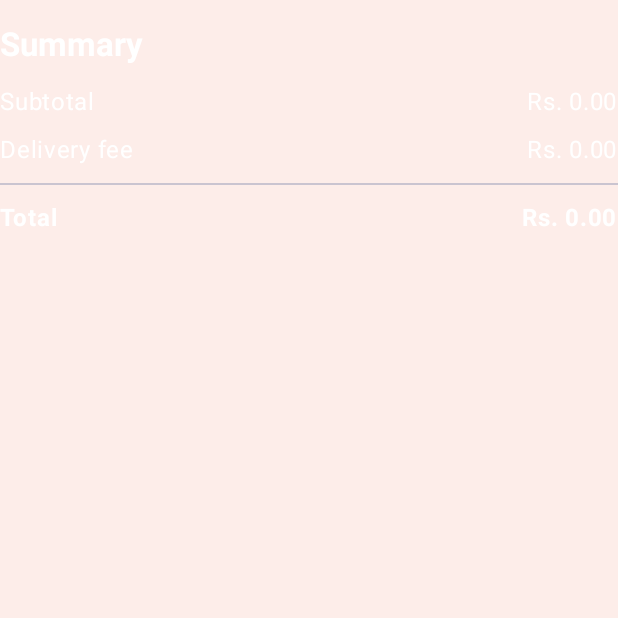
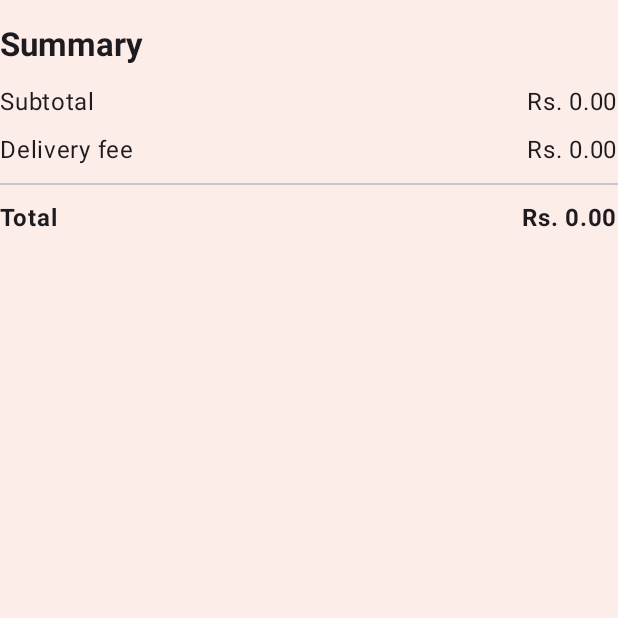
Before and after one commit to Bihangi/MAD_Blisscakes, an Android app built with Jetpack Compose: the composable SummarySection called with empty values, on a phone screen of 412 x 824 dp, the top half of it. Run offline under Robolectric (Android 15) with nearby library versions, the phone set to English and light mode, and no system bars.

Commit message:
Fixed an error

```diff
--- a/app/src/main/java/com/example/blisscakes/pages/CartPage.kt
+++ b/app/src/main/java/com/example/blisscakes/pages/CartPage.kt
@@ -3,6 +3,7 @@ package com.example.blisscakes.pages
 import android.content.res.Configuration
 import androidx.compose.foundation.Image
 import androidx.compose.foundation.background
+import androidx.compose.foundation.isSystemInDarkTheme
 import androidx.compose.foundation.layout.*
 import androidx.compose.foundation.rememberScrollState
 import androidx.compose.foundation.shape.RoundedCornerShape
@@ -18,6 +19,7 @@ import androidx.compose.ui.platform.LocalConfiguration
 import androidx.compose.ui.res.painterResource
 import androidx.compose.ui.text.font.FontWeight
 import androidx.compose.ui.unit.dp
+import androidx.compose.runtime.Composable
 import androidx.navigation.NavHostController
 import com.example.blisscakes.DataClasses.CartItems
 import com.example.blisscakes.R
@@ -27,7 +29,6 @@ import kotlinx.coroutines.launch
 
 @Composable
 fun CartPage(navController: NavHostController) {
-    // Sample cart items
     val cartItems = remember {
         mutableStateListOf(
             CartItems(1, "Lemon Cake", 1, 1200.0, R.drawable.lemon),
@@ -36,14 +37,14 @@ fun CartPage(navController: NavHostController) {
     }
 
     val deliveryFee = 500.0
-
-    // Calculate subtotal and total amount including delivery fee
     val subtotal = cartItems.sumOf { it.price * it.quantity }
     val total = subtotal + deliveryFee
     val orientation = LocalConfiguration.current.orientation
-
     val snackbarHostState = remember { SnackbarHostState() }
     val scope = rememberCoroutineScope()
+
+    val isDarkTheme = isSystemInDarkTheme()
+    val titleColor = if (isDarkTheme) Color.White else MaterialTheme.colorScheme.onBackground
 
     Column(
         modifier = Modifier
@@ -61,14 +62,13 @@ fun CartPage(navController: NavHostController) {
                 text = "My Cart",
                 style = MaterialTheme.typography.headlineMedium,
                 fontWeight = FontWeight.Bold,
-                color = Color.White,
+                color = titleColor,
                 modifier = Modifier
                     .padding(vertical = 16.dp)
                     .align(Alignment.CenterHorizontally)
             )
 
             Column(modifier = Modifier.padding(horizontal = 16.dp)) {
-                // Display each cart item in a card
                 cartItems.forEach { item ->
                     Card(
                         modifier = Modifier
@@ -78,7 +78,6 @@ fun CartPage(navController: NavHostController) {
                         elevation = CardDefaults.cardElevation(4.dp),
                         colors = CardDefaults.cardColors(containerColor = Color(0xFFFFE4E1))
                     ) {
-                        // Use different layouts based on orientation
                         if (orientation == Configuration.ORIENTATION_PORTRAIT) {
                             CartItemRowPortrait(item, { delta ->
                                 item.quantity = (item.quantity + delta).coerceAtLeast(1)
@@ -91,10 +90,8 @@ fun CartPage(navController: NavHostController) {
                     }
                 }
 
-                // Show order summary
                 SummarySection(subtotal, deliveryFee, total)
 
-                // Buttons for clearing cart and proceeding to checkout
                 Row(
                     modifier = Modifier
                         .fillMaxWidth()
@@ -113,7 +110,7 @@ fun CartPage(navController: NavHostController) {
                                 snackbarHostState.showSnackbar("Order placed successfully!")
                                 delay(1500)
                                 navController.navigate("products") {
-                                    popUpTo("cart") { inclusive = true } // Clear cart page from backstack
+                                    popUpTo("cart") { inclusive = true }
                                 }
                             }
                         },
@@ -132,7 +129,6 @@ fun CartPage(navController: NavHostController) {
                 .padding(8.dp)
         )
 
-        // Bottom navigation bar of the app
         BottomNavigationBar(navController = navController)
     }
 }
@@ -189,7 +185,6 @@ fun CartItemRowLandscape(item: CartItems, onQuantityChange: (Int) -> Unit, onRem
     }
 }
 
-// Controls for incrementing/decrementing quantity
 @Composable
 fun QuantityControls(quantity: Int, onQuantityChange: (Int) -> Unit) {
     Row(
@@ -217,9 +212,11 @@ fun QuantityControls(quantity: Int, onQuantityChange: (Int) -> Unit) {
     }
 }
 
-// Summary section showing subtotal, delivery fee and total
 @Composable
 fun SummarySection(subtotal: Double, delivery: Double, total: Double) {
+    val isDarkTheme = isSystemInDarkTheme()
+    val textColor = if (isDarkTheme) Color.White else MaterialTheme.colorScheme.onBackground
+
     Column(
         modifier = Modifier
             .fillMaxWidth()
@@ -229,19 +226,19 @@ fun SummarySection(subtotal: Double, delivery: Double, total: Double) {
             "Summary",
             style = MaterialTheme.typography.titleLarge,
             fontWeight = FontWeight.Bold,
-            color = Color.White
+            color = textColor
         )
         Spacer(Modifier.height(8.dp))
 
-        SummaryRow("Subtotal", "Rs. %.2f".format(subtotal))
-        SummaryRow("Delivery fee", "Rs. %.2f".format(delivery))
+        SummaryRow("Subtotal", "Rs. %.2f".format(subtotal), textColor)
+        SummaryRow("Delivery fee", "Rs. %.2f".format(delivery), textColor)
         Divider(Modifier.padding(vertical = 6.dp))
-        SummaryRow("Total", "Rs. %.2f".format(total), isBold = true)
+        SummaryRow("Total", "Rs. %.2f".format(total), textColor, isBold = true)
     }
 }
 
 @Composable
-fun SummaryRow(label: String, amount: String, isBold: Boolean = false) {
+fun SummaryRow(label: String, amount: String, color: Color, isBold: Boolean = false) {
     Row(
         modifier = Modifier
             .fillMaxWidth()
@@ -251,12 +248,12 @@ fun SummaryRow(label: String, amount: String, isBold: Boolean = false) {
         Text(
             label,
             fontWeight = if (isBold) FontWeight.Bold else FontWeight.Normal,
-            color = Color.White
+            color = color
         )
         Text(
             amount,
             fontWeight = if (isBold) FontWeight.Bold else FontWeight.Normal,
-            color = Color.White
+            color = color
         )
     }
 }
```
